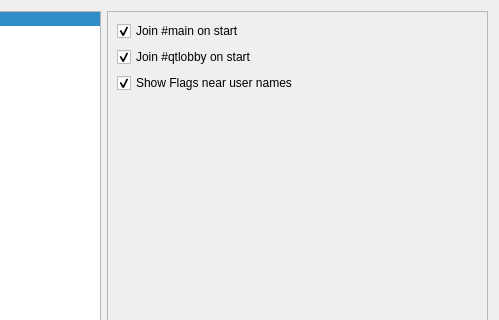
This is ui/PreferenceWidget.ui in tizbac/qtlobby as Qt 5 draws it before an edit; both pictures show x 110 to 609 and y 0 to 320 of the 609 by 440 pixel window. The edited form follows.
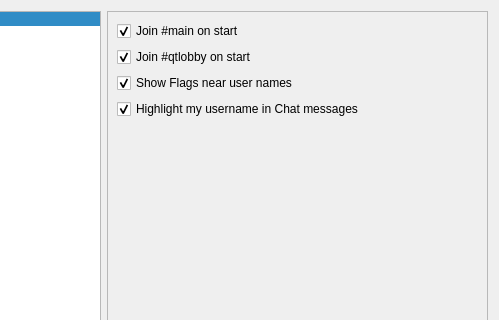
This is the edited form. The open tabs and pages were chosen to show the change. Icons and pictures are not drawn.

Commit message: Fixed Issue 143 & Added setting for username highlighting in chat

```diff
--- a/ui/PreferenceWidget.ui
+++ b/ui/PreferenceWidget.ui
@@ -88,6 +88,16 @@
            </property>
           </widget>
          </item>
+         <item>
+          <widget class="QCheckBox" name="chatHighlightUserNameCheckBox">
+           <property name="text">
+            <string>Highlight my username in Chat messages</string>
+           </property>
+           <property name="checked">
+            <bool>true</bool>
+           </property>
+          </widget>
+         </item>
         </layout>
        </item>
       </layout>
```
The commit also changes 3 other files.
